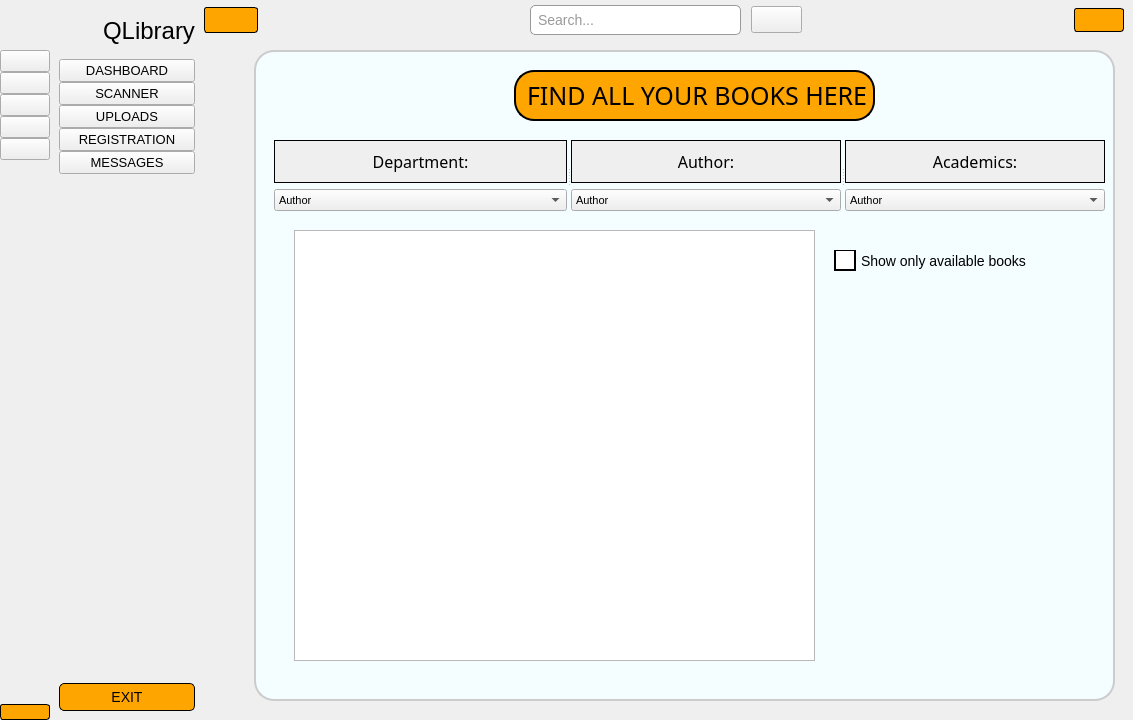
The window that sidebar.ui (AsifCantCode/QLibrary) describes before a commit, drawn with Qt 5.
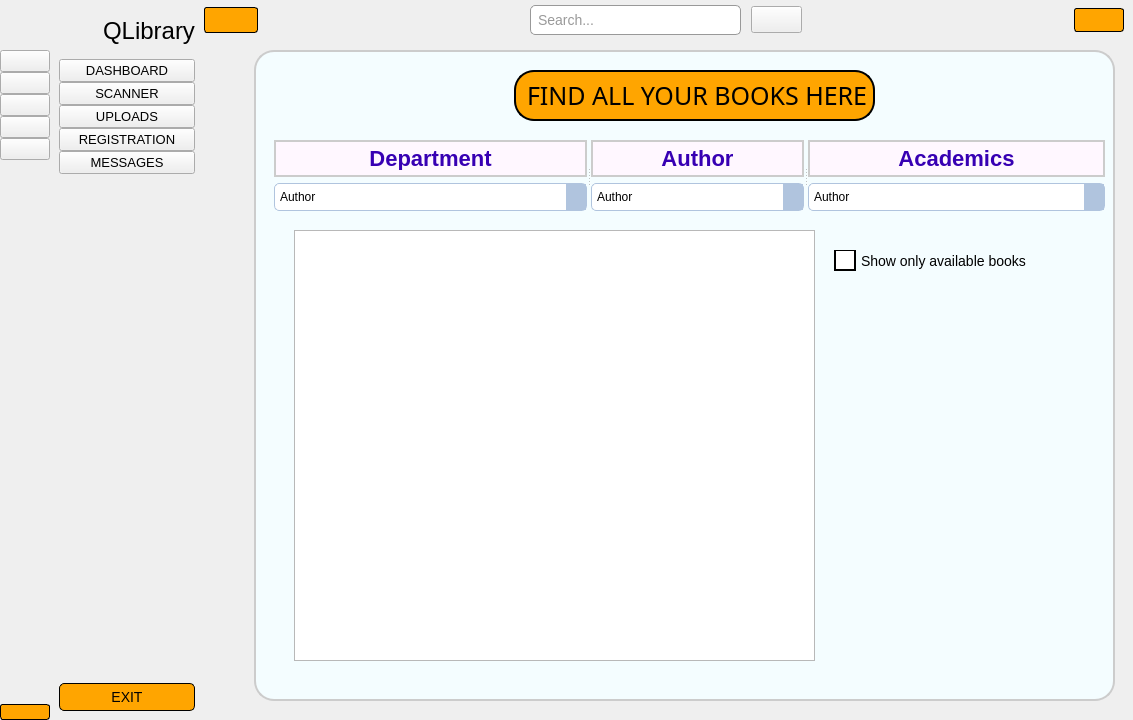
The same window after the commit. The open tabs and pages were chosen to show the change. Icons and pictures are not drawn.

Patch:
```diff
--- a/sidebar.ui
+++ b/sidebar.ui
@@ -912,16 +912,44 @@
               <widget class="QLabel" name="label_13">
                <property name="font">
                 <font>
-                 <family>Berlin Sans FB</family>
-                 <pointsize>12</pointsize>
+                 <family>Arial,sans-serif</family>
+                 <pointsize>-1</pointsize>
+                 <weight>62</weight>
+                 <bold>true</bold>
                 </font>
                </property>
                <property name="styleSheet">
-                <string notr="true">border: 1px solid;
-background-color: #efefef;</string>
+                <string notr="true">/* Style for QLabel */
+QLabel {
+    color: #3700B3; /* Text color */
+    font-family: Arial, sans-serif; /* Font family */
+    font-size: 22px; /* Font size */
+    border: 2px solid #CCCCCC; /* Border */
+    padding: 5px; /* Padding around the content */
+    background-color: #FFF7FF; /* Background color */
+	font-weight: 500;
+
+}
+
+/* QLabel when it's disabled */
+QLabel:disabled {
+    color: #999999; /* Text color for disabled state */
+    background-color: #F5F5F5; /* Background color for disabled state */
+}
+
+/* QLabel with hover effect */
+QLabel:hover {
+    background-color: #86fefff5; /* Background color on hover */
+}
+
+/* QLabel when clicked (pressed) */
+QLabel:pressed {
+    background-color: #CCCCCC; /* Background color when clicked */
+}
+</string>
                </property>
                <property name="text">
-                <string>Department:</string>
+                <string>Department</string>
                </property>
                <property name="alignment">
                 <set>Qt::AlignCenter</set>
@@ -931,37 +959,47 @@
              <item>
               <widget class="QComboBox" name="comboBox">
                <property name="styleSheet">
-                <string notr="true">QComboBox#comboBox {
-    /* Set the background color */
-    background-color: #ffffff;
-    
-    /* Set the border style and color */
-    border: 1px solid black;
-    border-radius: 5px;
-    
-    /* Set the padding */
-    padding: 5px;
+                <string notr="true">/* Style for the QComboBox */
+QComboBox {
+    background-color: #FFFFFF; /* White background color */
+    border: 1px solid #B0C4DE; /* Light blue border */
+    border-radius: 5px; /* Rounded corners */
+    padding: 5px; /* Padding around the content */
+    color: #000000; /* Black text color */
+    font-family: Arial, sans-serif; /* Font family */
+    font-size: 12px; /* Font size */
+}
 
-    /* Set the text color */
-    color: #333333;
+/* Style for the QComboBox when it's in a dropped-down state */
+QComboBox::drop-down {
+    width: 20px; /* Width of the dropdown arrow */
+    background-color: #B0C4DE; /* Light blue background color of the dropdown arrow area */
+}
 
-    /* Set the font */
-    font-family: 'Segoe UI', Arial, sans-serif;
-    font-size: 12px;
+/* Style for the QComboBox when it's in a dropped-down state and the mouse is over it */
+QComboBox::drop-down:hover {
+    background-color: #ADD8E6; /* Light blue background color when hovered */
+}
 
-    /* Set the drop-down arrow color */
-    QComboBox::down-arrow {
-        image: url(down_arrow.png); /* Replace with your arrow image */
-        width: 12px;
-        height: 12px;
-    }
+/* Style for the list view of the QComboBox */
+QComboBox QAbstractItemView {
+    background-color: #FFFFFF; /* White background color of the list view */
+    border: 1px solid #B0C4DE; /* Light blue border */
+    border-radius: 5px; /* Rounded corners */
+    color: #000000; /* Black text color */
+    font-family: Arial, sans-serif; /* Font family */
+    font-size: 12px; /* Font size */
+}
 
-    /* Set the background color of the drop-down list */
-    QComboBox QAbstractItemView {
-        background-color: #ffffff;
-        border: 1px solid #999999;
-        selection-background-color: #e0e0e0; /* Color when an item is selected */
-    }
+/* Style for list view items of the QComboBox */
+QComboBox QAbstractItemView::item {
+    padding: 5px; /* Padding around each item */
+}
+
+/* Style for list view items when selected */
+QComboBox QAbstractItemView::item:selected {
+    background-color: #ADD8E6; /* Light blue background color when selected */
+    color: #000000; /* Black text color when selected */
 }
 </string>
                </property>
@@ -990,16 +1028,44 @@
               <widget class="QLabel" name="label_15">
                <property name="font">
                 <font>
-                 <family>Berlin Sans FB</family>
-                 <pointsize>12</pointsize>
+                 <family>Arial,sans-serif</family>
+                 <pointsize>-1</pointsize>
+                 <weight>62</weight>
+                 <bold>true</bold>
                 </font>
                </property>
                <property name="styleSheet">
-                <string notr="true">border: 1px solid;
-background-color: #efefef;</string>
+                <string notr="true">/* Style for QLabel */
+QLabel {
+    color: #3700B3; /* Text color */
+    font-family: Arial, sans-serif; /* Font family */
+    font-size: 22px; /* Font size */
+    border: 2px solid #CCCCCC; /* Border */
+    padding: 5px; /* Padding around the content */
+    background-color: #FFF7FF; /* Background color */
+	font-weight: 500;
+
+}
+
+/* QLabel when it's disabled */
+QLabel:disabled {
+    color: #999999; /* Text color for disabled state */
+    background-color: #F5F5F5; /* Background color for disabled state */
+}
+
+/* QLabel with hover effect */
+QLabel:hover {
+    background-color: #86fefff5; /* Background color on hover */
+}
+
+/* QLabel when clicked (pressed) */
+QLabel:pressed {
+    background-color: #CCCCCC; /* Background color when clicked */
+}
+</string>
                </property>
                <property name="text">
-                <string>Author:</string>
+                <string>Author</string>
                </property>
                <property name="alignment">
                 <set>Qt::AlignCenter</set>
@@ -1009,37 +1075,47 @@
              <item>
               <widget class="QComboBox" name="comboBox_3">
                <property name="styleSheet">
-                <string notr="true">QComboBox#comboBox_3 {
-    /* Set the background color */
-    background-color: #ffffff;
-    
-    /* Set the border style and color */
-    border: 1px solid black;
-    border-radius: 5px;
-    
-    /* Set the padding */
-    padding: 5px;
+                <string notr="true">/* Style for the QComboBox */
+QComboBox {
+    background-color: #FFFFFF; /* White background color */
+    border: 1px solid #B0C4DE; /* Light blue border */
+    border-radius: 5px; /* Rounded corners */
+    padding: 5px; /* Padding around the content */
+    color: #000000; /* Black text color */
+    font-family: Arial, sans-serif; /* Font family */
+    font-size: 12px; /* Font size */
+}
 
-    /* Set the text color */
-    color: #333333;
+/* Style for the QComboBox when it's in a dropped-down state */
+QComboBox::drop-down {
+    width: 20px; /* Width of the dropdown arrow */
+    background-color: #B0C4DE; /* Light blue background color of the dropdown arrow area */
+}
 
-    /* Set the font */
-    font-family: 'Segoe UI', Arial, sans-serif;
-    font-size: 12px;
+/* Style for the QComboBox when it's in a dropped-down state and the mouse is over it */
+QComboBox::drop-down:hover {
+    background-color: #ADD8E6; /* Light blue background color when hovered */
+}
 
-    /* Set the drop-down arrow color */
-    QComboBox::down-arrow {
-        image: url(down_arrow.png); /* Replace with your arrow image */
-        width: 12px;
-        height: 12px;
-    }
+/* Style for the list view of the QComboBox */
+QComboBox QAbstractItemView {
+    background-color: #FFFFFF; /* White background color of the list view */
+    border: 1px solid #B0C4DE; /* Light blue border */
+    border-radius: 5px; /* Rounded corners */
+    color: #000000; /* Black text color */
+    font-family: Arial, sans-serif; /* Font family */
+    font-size: 12px; /* Font size */
+}
 
-    /* Set the background color of the drop-down list */
-    QComboBox QAbstractItemView {
-        background-color: #ffffff;
-        border: 1px solid #999999;
-        selection-background-color: #e0e0e0; /* Color when an item is selected */
-    }
+/* Style for list view items of the QComboBox */
+QComboBox QAbstractItemView::item {
+    padding: 5px; /* Padding around each item */
+}
+
+/* Style for list view items when selected */
+QComboBox QAbstractItemView::item:selected {
+    background-color: #ADD8E6; /* Light blue background color when selected */
+    color: #000000; /* Black text color when selected */
 }
 </string>
                </property>
@@ -1068,18 +1144,44 @@
               <widget class="QLabel" name="label_16">
                <property name="font">
                 <font>
-                 <family>Berlin Sans FB</family>
-                 <pointsize>12</pointsize>
+                 <family>Arial,sans-serif</family>
+                 <pointsize>-1</pointsize>
+                 <weight>62</weight>
+                 <bold>true</bold>
                 </font>
                </property>
                <property name="styleSheet">
-                <string notr="true">border: 1px solid;
-background-color: #efefef;
-padding: 0px;
+                <string notr="true">/* Style for QLabel */
+QLabel {
+    color: #3700B3; /* Text color */
+    font-family: Arial, sans-serif; /* Font family */
+    font-size: 22px; /* Font size */
+    border: 2px solid #CCCCCC; /* Border */
+    padding: 5px; /* Padding around the content */
+    background-color: #FFF7FF; /* Background color */
+	font-weight: 500;
+
+}
+
+/* QLabel when it's disabled */
+QLabel:disabled {
+    color: #999999; /* Text color for disabled state */
+    background-color: #F5F5F5; /* Background color for disabled state */
+}
+
+/* QLabel with hover effect */
+QLabel:hover {
+    background-color: #86fefff5; /* Background color on hover */
+}
+
+/* QLabel when clicked (pressed) */
+QLabel:pressed {
+    background-color: #CCCCCC; /* Background color when clicked */
+}
 </string>
                </property>
                <property name="text">
-                <string>Academics:</string>
+                <string>Academics</string>
                </property>
                <property name="alignment">
                 <set>Qt::AlignCenter</set>
@@ -1089,69 +1191,47 @@
              <item>
               <widget class="QComboBox" name="comboBox_4">
                <property name="styleSheet">
-                <string notr="true">QComboBox#comboBox_4 {
-    /* Set the background color */
-    background-color: #ffffff;
-    
-    /* Set the border style and color */
-    border: 1px solid black;
-    border-radius: 5px;
-    
-    /* Set the padding */
-    padding: 5px;
+                <string notr="true">/* Style for the QComboBox */
+QComboBox {
+    background-color: #FFFFFF; /* White background color */
+    border: 1px solid #B0C4DE; /* Light blue border */
+    border-radius: 5px; /* Rounded corners */
+    padding: 5px; /* Padding around the content */
+    color: #000000; /* Black text color */
+    font-family: Arial, sans-serif; /* Font family */
+    font-size: 12px; /* Font size */
+}
 
-    /* Set the text color */
-    color: #333333;
+/* Style for the QComboBox when it's in a dropped-down state */
+QComboBox::drop-down {
+    width: 20px; /* Width of the dropdown arrow */
+    background-color: #B0C4DE; /* Light blue background color of the dropdown arrow area */
+}
 
-    /* Set the font */
-    font-family: 'Segoe UI', Arial, sans-serif;
-    font-size: 12px;
+/* Style for the QComboBox when it's in a dropped-down state and the mouse is over it */
+QComboBox::drop-down:hover {
+    background-color: #ADD8E6; /* Light blue background color when hovered */
+}
 
-    /* Set the drop-down arrow color */
-    QComboBox::down-arrow {
-        image: url(down_arrow.png); /* Replace with your arrow image */
-        width: 12px;
-        height: 12px;
-    }
+/* Style for the list view of the QComboBox */
+QComboBox QAbstractItemView {
+    background-color: #FFFFFF; /* White background color of the list view */
+    border: 1px solid #B0C4DE; /* Light blue border */
+    border-radius: 5px; /* Rounded corners */
+    color: #000000; /* Black text color */
+    font-family: Arial, sans-serif; /* Font family */
+    font-size: 12px; /* Font size */
+}
 
-    /* Set the background color of the drop-down list */
-    QComboBox QAbstractItemView {
-        background-color: #ffffff;
-        border: 1px solid #999999;
-        selection-background-color: #e0e0e0; /* Color when an item is selected */
-    }
+/* Style for list view items of the QComboBox */
+QComboBox QAbstractItemView::item {
+    padding: 5px; /* Padding around each item */
 }
-QComboBox#comboBox_3 {
-    /* Set the background color */
-    background-color: #ffffff;
-    
-    /* Set the border style and color */
-    border: 1px solid #999999;
-    border-radius: 5px;
-    
-    /* Set the padding */
-    padding: 5px;
 
-    /* Set the text color */
-    color: #333333;
-
-    /* Set the font */
-    font-family: 'Segoe UI', Arial, sans-serif;
-    font-size: 12px;
-
-    /* Set the drop-down arrow color */
-    QComboBox::down-arrow {
-        image: url(down_arrow.png); /* Replace with your arrow image */
-        width: 12px;
-        height: 12px;
-    }
-
-    /* Set the background color of the drop-down list */
-    QComboBox QAbstractItemView {
-        background-color: #ffffff;
-        border: 1px solid #999999;
-        selection-background-color: #e0e0e0; /* Color when an item is selected */
-    }
+/* Style for list view items when selected */
+QComboBox QAbstractItemView::item:selected {
+    background-color: #ADD8E6; /* Light blue background color when selected */
+    color: #000000; /* Black text color when selected */
 }
 </string>
                </property>
```
Left out of the diff: 304 changed lines with no effect on the pictures. Lines whose indentation alone changed are shown as unchanged.
